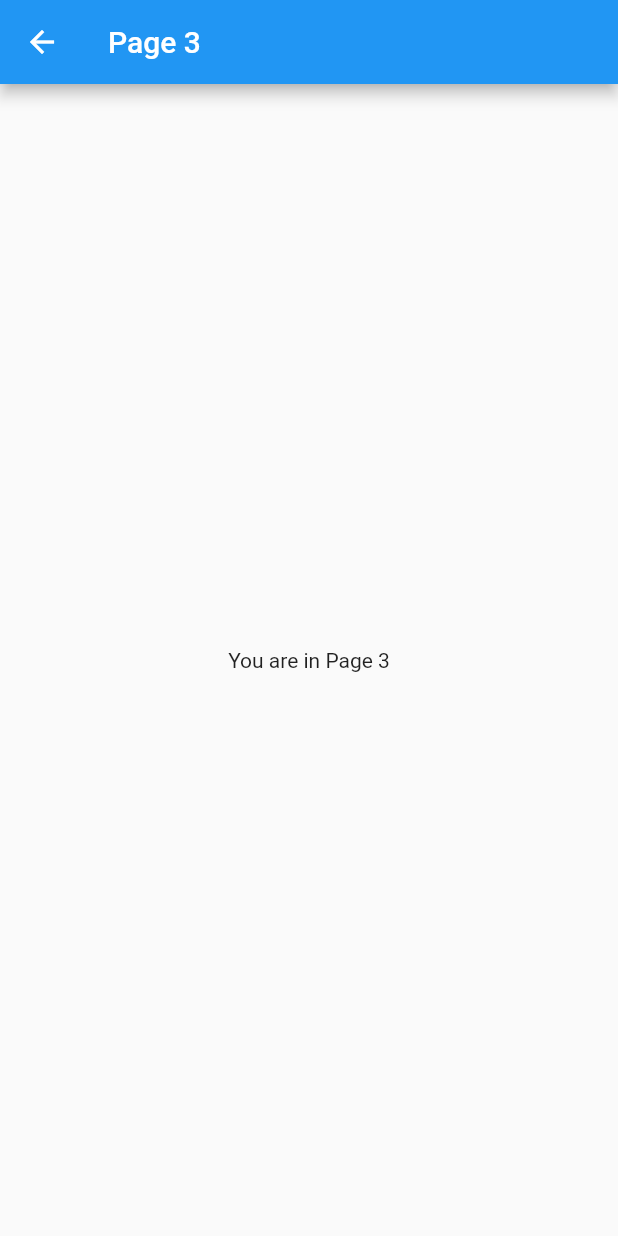
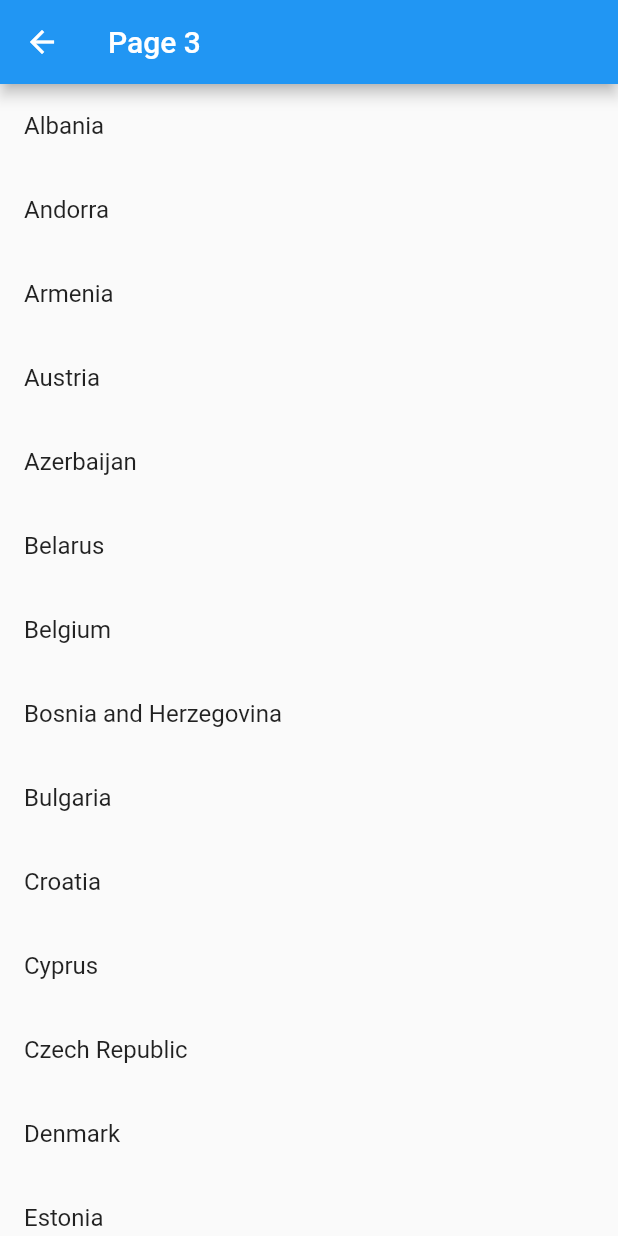
Before and after one commit to UnremittingEncore/Flutter_app, a Flutter app: the Page3 screen opened directly, on a phone screen of 412 x 824 dp. Run offline on Flutter 3.47's test engine with Material 2 defaults, Android fonts, the phone set to English and light mode, and no system bars; our stand-ins replace camera, logger, sqflite; missing offline and left inert: esys_flutter_share; accounts and stored records are empty.

Commit message:
updated 2020-08-16

```diff
--- /dev/null
+++ b/lib/ArrayDemonstration.dart
@@ -0,0 +1,37 @@
+import 'package:flutter/cupertino.dart';
+import 'package:flutter/material.dart';
+
+class ArrayDemonstration extends StatelessWidget{
+  @override
+  Widget build(BuildContext context) {
+    // TODO: implement build
+    return Container(
+      child: prepareArrayData(context),
+    );
+  }
+
+}
+
+Widget prepareArrayData(context){
+  final names = ['Jithin','Garvit','Pranjal','Kaushik & Kartik'];
+  final icons = [Icons.camera, Icons.favorite, Icons.timer, Icons.accessibility_new];
+  final europeanCountries = ['Albania', 'Andorra', 'Armenia', 'Austria',
+    'Azerbaijan', 'Belarus', 'Belgium', 'Bosnia and Herzegovina', 'Bulgaria',
+    'Croatia', 'Cyprus', 'Czech Republic', 'Denmark', 'Estonia', 'Finland',
+    'France', 'Georgia', 'Germany', 'Greece', 'Hungary', 'Iceland', 'Ireland',
+    'Italy', 'Kazakhstan', 'Kosovo', 'Latvia', 'Liechtenstein', 'Lithuania',
+    'Luxembourg', 'Macedonia', 'Malta', 'Moldova', 'Monaco', 'Montenegro',
+    'Netherlands', 'Norway', 'Poland', 'Portugal', 'Romania', 'Russia',
+    'San Marino', 'Serbia', 'Slovakia', 'Slovenia', 'Spain', 'Sweden',
+    'Switzerland', 'Turkey', 'Ukraine', 'United Kingdom', 'Vatican City'];
+
+  return ListView.builder(
+      itemCount:  europeanCountries.length,
+      itemBuilder: (context, index){
+          return ListTile(
+            //leading: Icon(icons[index]) ,
+            title: Text(europeanCountries[index]),
+          );
+      },
+  );
+}
```
Also changed, not shown: lib/PageViewDemonstration.dart (+15 -4 lines), lib/Products.dart (added, +7 -0 lines), lib/ShoppingListDemonstration.dart (added, +54 -0 lines), lib/ShoppingListTile.dart (added, +46 -0 lines).
